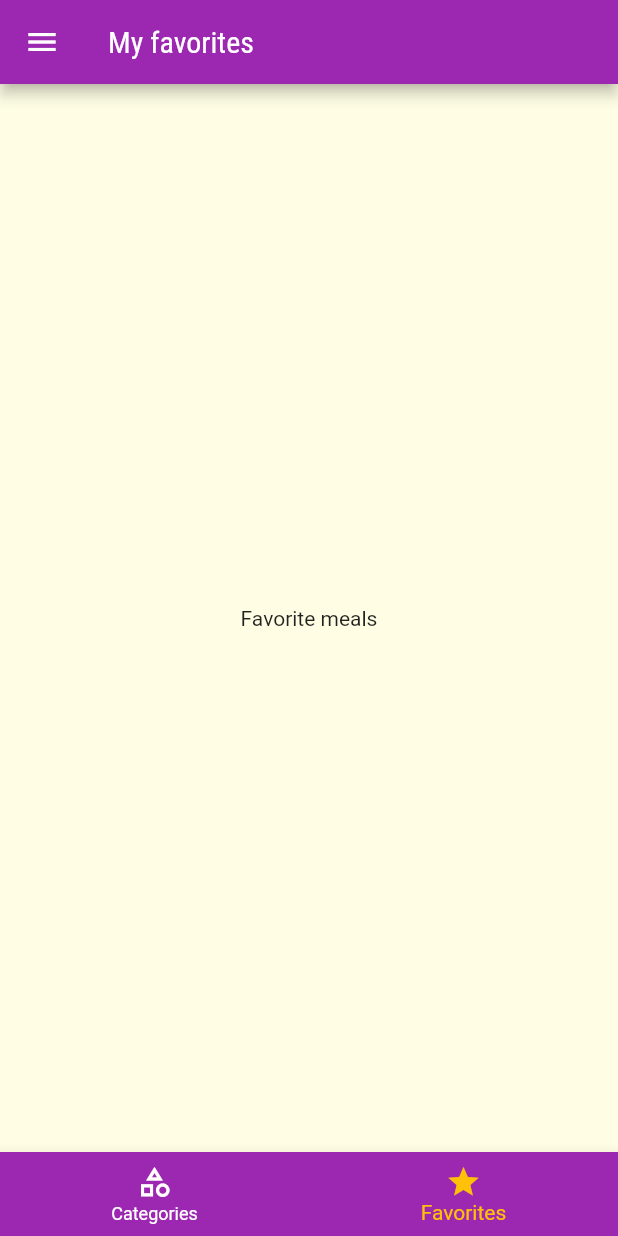
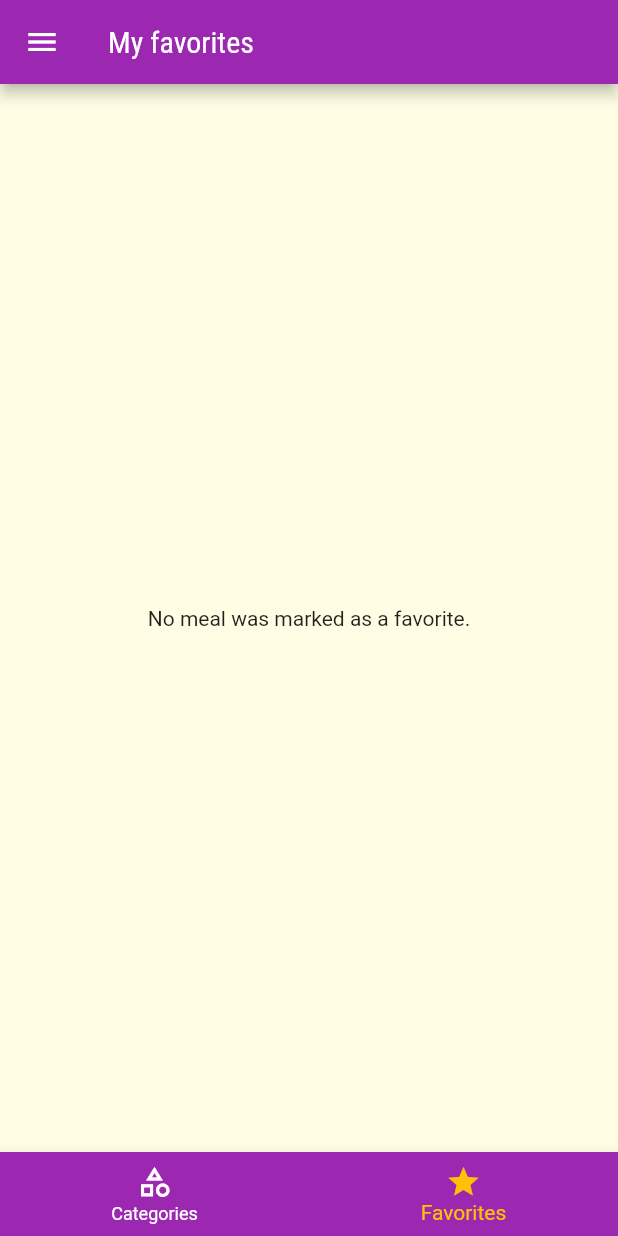
Before and after one commit to oElberte/meals, a Flutter app: the screen it shows after launch, item 2 of the bottom bar chosen, on a phone screen of 412 x 824 dp. Run offline on Flutter 3.47's test engine with Material 2 defaults, Android fonts, the phone set to English and light mode, and no system bars.

Commit message:
Favorite meals screen finished

```diff
--- a/lib/components/meal_item.dart
+++ b/lib/components/meal_item.dart
@@ -6,19 +6,12 @@ class MealItem extends StatelessWidget {
   final Meal meal;
   const MealItem(this.meal, {Key? key}) : super(key: key);
 
+  //This method push the meal details screen
   void _selectMeal(BuildContext context) {
-    Navigator.of(context)
-        .pushNamed(
+    Navigator.of(context).pushNamed(
       AppRoutes.mealDetail,
       arguments: meal,
-    )
-        .then((result) {
-      if (result == null) {
-        print('Sem retorno');
-      } else {
-        print('$result');
-      }
-    });
+    );
   }
 
   @override
--- a/lib/main.dart
+++ b/lib/main.dart
@@ -22,7 +22,9 @@ class MyApp extends StatefulWidget {
 class _MyAppState extends State<MyApp> {
   Settings settings = Settings();
   List<Meal> _availableMeals = dummyMeals;
+  List<Meal> _favoriteMeals = [];
 
+  //This method filters the foods to display on the screen according to the user's preferences
   void _filterMeals(Settings settings) {
     setState(() {
       this.settings = settings;
@@ -38,6 +40,20 @@ class _MyAppState extends State<MyApp> {
             !filterVegetarian;
       }).toList();
     });
+  }
+
+  //This method toggles whether a food has been selected or not
+  void _toggleFavorite(Meal meal) {
+    setState(() {
+      _favoriteMeals.contains(meal)
+          ? _favoriteMeals.remove(meal)
+          : _favoriteMeals.add(meal);
+    });
+  }
+
+  //This function checks if the meal is favorite
+  bool _isFavorite(Meal meal) {
+    return _favoriteMeals.contains(meal);
   }
 
   @override
@@ -60,10 +76,11 @@ class _MyAppState extends State<MyApp> {
             ),
       ),
       routes: {
-        AppRoutes.home: (ctx) => const TabsScreen(),
+        AppRoutes.home: (ctx) => TabsScreen(_favoriteMeals),
         AppRoutes.categoriesMeals: (ctx) =>
             CategoriesMealsScreen(_availableMeals),
-        AppRoutes.mealDetail: (ctx) => const MealDetailScreen(),
+        AppRoutes.mealDetail: (ctx) =>
+            MealDetailScreen(_toggleFavorite, _isFavorite),
         AppRoutes.settings: (ctx) => SettingsScreen(settings, _filterMeals),
       },
     );
--- a/lib/screens/categories_meals_screen.dart
+++ b/lib/screens/categories_meals_screen.dart
@@ -12,6 +12,7 @@ class CategoriesMealsScreen extends StatelessWidget {
   Widget build(BuildContext context) {
     final category = ModalRoute.of(context)?.settings.arguments as Category;
 
+    //This method filters meals to be shown in each category
     final categoryMeals = meals.where((meal) {
       return meal.categories.contains(category.id);
     }).toList();
--- a/lib/screens/favorite_screen.dart
+++ b/lib/screens/favorite_screen.dart
@@ -1,12 +1,25 @@
 import 'package:flutter/material.dart';
+import '../components/meal_item.dart';
+import '../models/meal.dart';
 
 class FavoriteScreen extends StatelessWidget {
-  const FavoriteScreen({Key? key}) : super(key: key);
+  const FavoriteScreen(this.favoriteMeals, {Key? key}) : super(key: key);
+
+  final List<Meal> favoriteMeals;
 
   @override
   Widget build(BuildContext context) {
-    return Center(
-      child: Text('Favorite meals'),
-    );
+    if (favoriteMeals.isEmpty) {
+      return const Center(
+        child: Text('No meal was marked as a favorite.'),
+      );
+    } else {
+      return ListView.builder(
+        itemCount: favoriteMeals.length,
+        itemBuilder: (ctx, index) {
+          return MealItem(favoriteMeals[index]);
+        },
+      );
+    }
   }
 }
--- a/lib/screens/meal_detail_screen.dart
+++ b/lib/screens/meal_detail_screen.dart
@@ -1,10 +1,12 @@
-import 'dart:io';
-
 import 'package:flutter/material.dart';
 import '../models/meal.dart';
 
 class MealDetailScreen extends StatelessWidget {
-  const MealDetailScreen({Key? key}) : super(key: key);
+  final Function(Meal) onToggleFavorite;
+  final bool Function(Meal) isFavorite;
+
+  const MealDetailScreen(this.onToggleFavorite, this.isFavorite, {Key? key})
+      : super(key: key);
 
   Widget _createSectionTitle(BuildContext context, String title) {
     return Container(
@@ -91,9 +93,9 @@ class MealDetailScreen extends StatelessWidget {
         ),
       ),
       floatingActionButton: FloatingActionButton(
-        child: Icon(Icons.star),
+        child: Icon(isFavorite(meal) ? Icons.star : Icons.star_border),
         onPressed: () {
-          Navigator.of(context).pop(meal);
+          onToggleFavorite(meal);
         },
       ),
     );
--- a/lib/screens/settings_screen.dart
+++ b/lib/screens/settings_screen.dart
@@ -22,6 +22,7 @@ class _SettingsScreenState extends State<SettingsScreen> {
     settings = widget.settings;
   }
 
+  //This method creates the switch for showing foods only based on the user preference
   Widget _createSwitch(
     String title,
     String subtitle,
--- a/lib/screens/tabs_screen.dart
+++ b/lib/screens/tabs_screen.dart
@@ -2,9 +2,12 @@ import 'package:flutter/material.dart';
 import 'categories_screen.dart';
 import 'favorite_screen.dart';
 import '../components/main_drawer.dart';
+import '../models/meal.dart';
 
 class TabsScreen extends StatefulWidget {
-  const TabsScreen({Key? key}) : super(key: key);
+  const TabsScreen(this.favoriteMeals, {Key? key}) : super(key: key);
+
+  final List<Meal> favoriteMeals;
 
   @override
   State<TabsScreen> createState() => _TabsScreenState();
@@ -16,10 +19,16 @@ class _TabsScreenState extends State<TabsScreen> {
     'Category list',
     'My favorites',
   ];
-  final List<Widget> _screens = [
-    const CategoriesScreen(),
-    const FavoriteScreen(),
-  ];
+  late List<Widget> _screens;
+
+  @override
+  void initState() {
+    super.initState();
+    _screens = [
+      const CategoriesScreen(),
+      FavoriteScreen(widget.favoriteMeals),
+    ];
+  }
 
   _selectScreen(int index) {
     setState(() {
```
